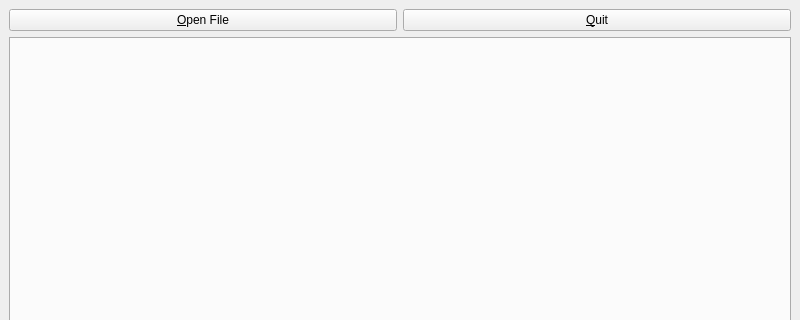
Above: ui/MainForm.ui from bastianbeischer/TRDEventDisplay before the change; both pictures show x 0 to 800 and y 0 to 320 of the 800 by 600 pixel window. Below: the same form after it.
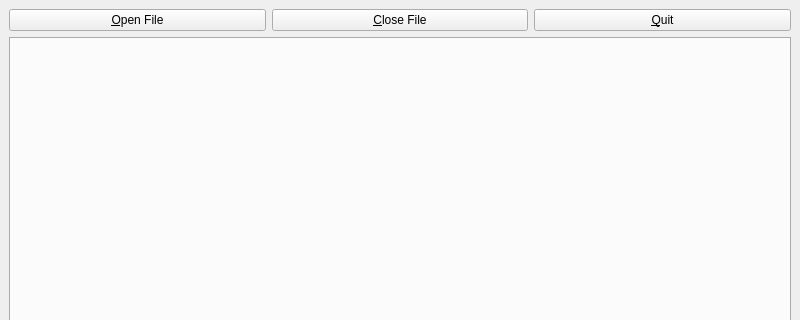
That is the form after the change.

```diff
--- a/ui/MainForm.ui
+++ b/ui/MainForm.ui
@@ -24,6 +24,13 @@
         </property>
        </widget>
       </item>
+      <item>
+       <widget class="QPushButton" name="m_closeFileButton">
+        <property name="text">
+         <string>&amp;Close File</string>
+        </property>
+       </widget>
+      </item>
       <item>
        <widget class="QPushButton" name="m_quitButton">
         <property name="text">
```
